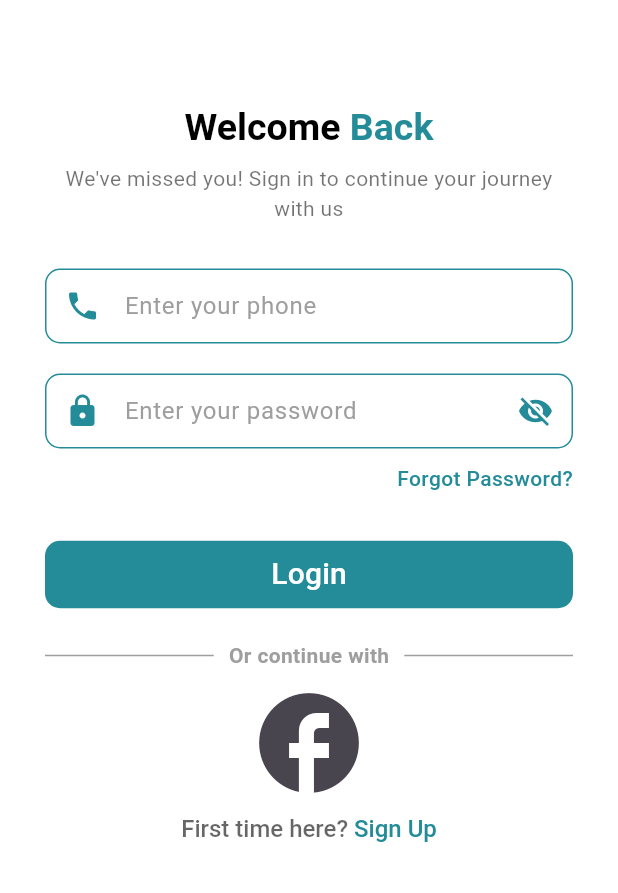
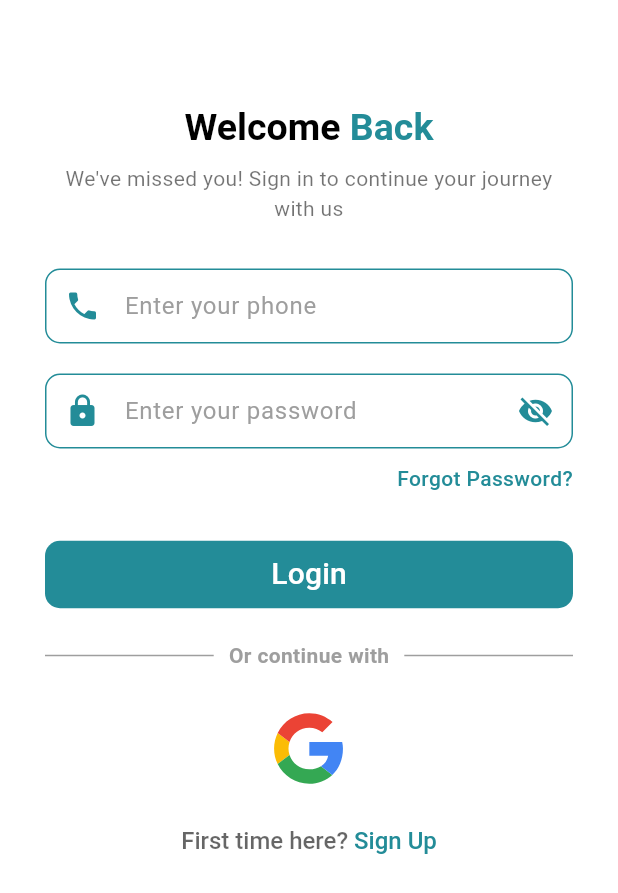
Before and after one commit to SimonGin/flockstay_mobile, a Flutter app: the screen it shows after launch, on a phone screen of 412 x 824 dp. Shown: the top 893 px of the screen. Run offline on Flutter 3.47's test engine with Material 3 defaults, Android fonts, the phone set to English and light mode, and no system bars; our stand-ins replace flutter_svg, go_router, material_design_icons_flutter.

```diff
--- a/lib/routes/index.dart
+++ b/lib/routes/index.dart
@@ -1,5 +1,10 @@
 import 'package:flockstay_mobile/screens/auth/login/scr.dart';
 import 'package:flockstay_mobile/screens/auth/register/scr.dart';
+import 'package:flockstay_mobile/screens/customer/home/scr.dart';
+import 'package:flockstay_mobile/screens/customer/layout.dart';
+import 'package:flockstay_mobile/screens/customer/notifications/scr.dart';
+import 'package:flockstay_mobile/screens/customer/profile/scr.dart';
+import 'package:flockstay_mobile/screens/customer/reservations/scr.dart';
 import 'package:go_router/go_router.dart';
 
 final GoRouter appRouter = GoRouter(initialLocation: "/auth/login", routes: [
@@ -11,5 +16,28 @@ final GoRouter appRouter = GoRouter(initialLocation: "/auth/login", routes: [
       name: "register",
       path: "/auth/register",
       builder: (context, state) => RegisterScreen()),
-  GoRoute(name: "home", path: "/", builder: (context, state) => LoginScreen()),
+  ShellRoute(
+    routes: [
+      GoRoute(
+          name: "home",
+          path: "/home",
+          builder: (context, state) => const HomeScreen()),
+      GoRoute(
+          name: "reservations",
+          path: "/reservations",
+          builder: (context, state) => const ReservationsScreen()),
+      GoRoute(
+          name: "notifications",
+          path: "/notifications",
+          builder: (context, state) => const NotificationsScreen()),
+      GoRoute(
+          name: "profile",
+          path: "/profile",
+          builder: (context, state) => const ProfileScreen()),
+    ],
+    builder: (context, state, child) => CustomerLayout(
+      childBody: child,
+      currentScreen: state.matchedLocation,
+    ),
+  )
 ]);
--- a/lib/screens/auth/login/scr.dart
+++ b/lib/screens/auth/login/scr.dart
@@ -3,6 +3,7 @@ import 'package:flockstay_mobile/constants/colors.dart';
 
 import 'package:flutter/gestures.dart';
 import 'package:flutter/material.dart';
+import 'package:flutter_svg/svg.dart';
 import 'package:go_router/go_router.dart';
 
 class LoginScreen extends StatelessWidget {
@@ -68,7 +69,9 @@ class LoginScreen extends StatelessWidget {
               margin: const EdgeInsets.symmetric(vertical: 20),
               width: double.infinity,
               child: TextButton(
-                onPressed: () {},
+                onPressed: () {
+                  GoRouter.of(context).go("/home");
+                },
                 style: ButtonStyle(
                   backgroundColor: const WidgetStatePropertyAll(flockCyan),
                   shape: WidgetStateProperty.all(
@@ -108,12 +111,11 @@ class LoginScreen extends StatelessWidget {
                 ),
               ],
             ),
+            const SizedBox(height: 20),
             IconButton(
                 onPressed: () {},
-                icon: const Icon(
-                  Icons.facebook,
-                  size: 80,
-                )),
+                icon: SvgPicture.asset("assets/icons/gg_icon.svg")),
+            const SizedBox(height: 20),
             RichText(
                 text: TextSpan(
                     style: const TextStyle(
```
Also changed, not shown: lib/screens/customer/home/scr.dart (added, +10 -0 lines), lib/screens/customer/layout.dart (added, +82 -0 lines), lib/screens/customer/notifications/scr.dart (added, +10 -0 lines), lib/screens/customer/profile/scr.dart (added, +10 -0 lines), lib/screens/customer/reservations/scr.dart (added, +10 -0 lines), pubspec.yaml (+5 -3 lines), assets/icons/gg_icon.svg (added), pubspec.lock.
